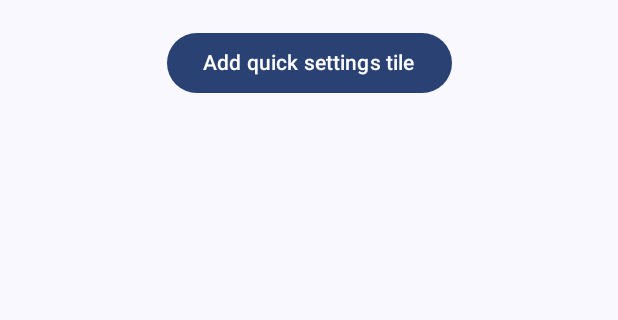
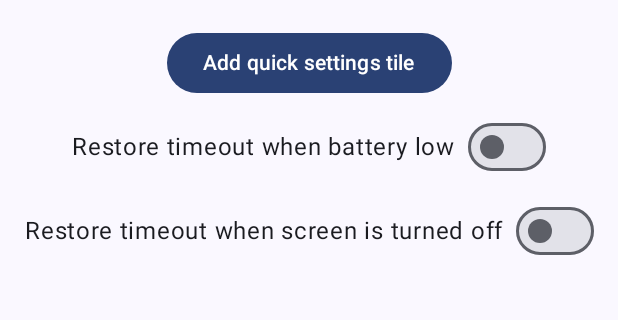
Before and after one commit to elastic-rock/KeepScreenOn, an Android app built with Jetpack Compose: the screen it shows after launch (MainActivity), on a phone screen of 412 x 824 dp, the part 69-389 px from its top. Run offline under Robolectric (Android 15) with nearby library versions, the phone set to English and light mode, and no system bars.

Commit message:
Allow setting variables from MainActivity

```diff
--- a/app/src/main/java/com/elasticrock/keepscreenon/MainActivity.kt
+++ b/app/src/main/java/com/elasticrock/keepscreenon/MainActivity.kt
@@ -2,15 +2,18 @@ package com.elasticrock.keepscreenon
 
 import android.app.StatusBarManager
 import android.content.ComponentName
+import android.content.Context
 import android.content.Intent
 import android.graphics.drawable.Icon
 import android.os.Build
 import android.os.Bundle
 import android.provider.Settings
+import android.util.Log
 import androidx.activity.ComponentActivity
 import androidx.activity.compose.setContent
 import androidx.compose.foundation.layout.Arrangement
 import androidx.compose.foundation.layout.Column
+import androidx.compose.foundation.layout.Row
 import androidx.compose.foundation.layout.fillMaxSize
 import androidx.compose.foundation.layout.padding
 import androidx.compose.material3.AlertDialog
@@ -20,19 +23,29 @@ import androidx.compose.material3.ExperimentalMaterial3Api
 import androidx.compose.material3.MaterialTheme
 import androidx.compose.material3.Scaffold
 import androidx.compose.material3.Surface
+import androidx.compose.material3.Switch
 import androidx.compose.material3.Text
 import androidx.compose.material3.TextButton
 import androidx.compose.runtime.Composable
+import androidx.compose.runtime.getValue
 import androidx.compose.runtime.mutableStateOf
 import androidx.compose.runtime.remember
+import androidx.compose.runtime.setValue
 import androidx.compose.ui.Alignment
 import androidx.compose.ui.Modifier
 import androidx.compose.ui.platform.LocalContext
 import androidx.compose.ui.res.stringResource
 import androidx.compose.ui.text.style.TextAlign
-import androidx.compose.ui.tooling.preview.Preview
 import androidx.compose.ui.unit.dp
+import androidx.datastore.core.DataStore
+import androidx.datastore.preferences.core.Preferences
+import androidx.datastore.preferences.preferencesDataStore
 import com.elasticrock.keepscreenon.ui.theme.KeepScreenOnTheme
+import kotlinx.coroutines.flow.first
+import kotlinx.coroutines.runBlocking
+
+private val Context.dataStore: DataStore<Preferences> by preferencesDataStore(name = "screen_timeout")
+val tag = "MainActivity"
 
 class MainActivity : ComponentActivity() {
 
@@ -42,7 +55,7 @@ class MainActivity : ComponentActivity() {
             KeepScreenOnTheme {
                 // A surface container using the 'background' color from the theme
                 Surface(modifier = Modifier.fillMaxSize(), color = MaterialTheme.colorScheme.background) {
-                    KeepScreenOnApp()
+                    KeepScreenOnApp(dataStore)
                     if (!Settings.System.canWrite(applicationContext)) {
                         GrantPermissionDialog()
                     }
@@ -54,7 +67,7 @@ class MainActivity : ComponentActivity() {
 
 @OptIn(ExperimentalMaterial3Api::class)
 @Composable
-fun KeepScreenOnApp() {
+fun KeepScreenOnApp(dataStore: DataStore<Preferences>) {
     val context = LocalContext.current
     Scaffold(Modifier.fillMaxSize(),
         topBar = {
@@ -70,6 +83,9 @@ fun KeepScreenOnApp() {
             horizontalAlignment = Alignment.CenterHorizontally,
             verticalArrangement = Arrangement.spacedBy(8.dp)
         ) {
+            if (runBlocking { UserPreferencesRepository(dataStore).readIsTileAdded.first() }) {
+                Text(text = stringResource(id = (R.string.tile_already_added)))
+            } else {
                 if (Build.VERSION.SDK_INT >= Build.VERSION_CODES.TIRAMISU) {
                     Button(onClick = {
                         val statusBarService = context.getSystemService(StatusBarManager::class.java)
@@ -84,6 +100,33 @@ fun KeepScreenOnApp() {
                 } else {
                     Text(text = stringResource(R.string.add_tile_instructions),
                         textAlign = TextAlign.Center)
+                }
+            }
+            Row(verticalAlignment = Alignment.CenterVertically,
+                horizontalArrangement = Arrangement.spacedBy(8.dp)) {
+                var checked by remember { mutableStateOf(runBlocking { UserPreferencesRepository(dataStore).readListenForBatteryLow.first() }) }
+
+                Text(text = stringResource(id = (R.string.restrore_timeout_when_battery_low)))
+                Switch(
+                    checked = checked,
+                    onCheckedChange = {
+                        checked = it
+                        runBlocking { UserPreferencesRepository(dataStore).saveListenForBatteryLow(checked) }
+                    }
+                )
+            }
+            Row(verticalAlignment = Alignment.CenterVertically,
+                horizontalArrangement = Arrangement.spacedBy(8.dp)) {
+                var checked by remember { mutableStateOf(runBlocking { UserPreferencesRepository(dataStore).readListenForScreenOff.first() }) }
+
+                Text(text = stringResource(id = (R.string.restore_timeout_when_screen_is_turned_off)))
+                Switch(
+                    checked = checked,
+                    onCheckedChange = {
+                        checked = it
+                        runBlocking { UserPreferencesRepository(dataStore).saveListenForScreenOff(checked) }
+                    }
+                )
             }
         }
     }
@@ -112,19 +155,3 @@ fun GrantPermissionDialog() {
         )
     }
 }
-
-@Preview
-@Composable
-fun GrantPermissionDialogPreview() {
-    KeepScreenOnTheme {
-        GrantPermissionDialog()
-    }
-}
-
-@Preview
-@Composable
-fun KeepScreenOnAppPreview() {
-    KeepScreenOnTheme {
-        KeepScreenOnApp()
-    }
-}
--- a/app/src/main/java/com/elasticrock/keepscreenon/UserPreferencesRepository.kt
+++ b/app/src/main/java/com/elasticrock/keepscreenon/UserPreferencesRepository.kt
@@ -20,6 +20,7 @@ class UserPreferencesRepository(private val dataStore: DataStore<Preferences>) {
     private val tag = "UserPreferencesRepository"
 
     suspend fun saveListenForBatteryLow(listenForBatteryLow: Boolean) {
+        Log.d(tag, "saveListenForBatteryLow $listenForBatteryLow")
         try {
             dataStore.edit { preferences ->
                 preferences[listenForBatteryLowKey] = listenForBatteryLow
@@ -30,6 +31,7 @@ class UserPreferencesRepository(private val dataStore: DataStore<Preferences>) {
     }
 
     suspend fun saveListenForScreenOff(listenForScreenOff: Boolean) {
+        Log.d(tag, "saveListenForScreenOff $listenForScreenOff")
         try {
             dataStore.edit { preferences ->
                 preferences[listenForScreenOffKey] = listenForScreenOff
--- a/app/src/main/res/values/strings.xml
+++ b/app/src/main/res/values/strings.xml
@@ -18,4 +18,7 @@
     <string name="listening_for_battery_low_action">Listening for battery low action</string>
     <string name="listening_for_screen_off_action">Listening for screen off action</string>
     <string name="listening_for_battery_low_and_screen_off_actions">Listening for battery low and screen off actions</string>
+    <string name="tile_already_added">Tile already added</string>
+    <string name="restrore_timeout_when_battery_low">Restore timeout when battery low</string>
+    <string name="restore_timeout_when_screen_is_turned_off">Restore timeout when screen is turned off</string>
 </resources>
```
Lines whose indentation alone changed are shown as unchanged.
